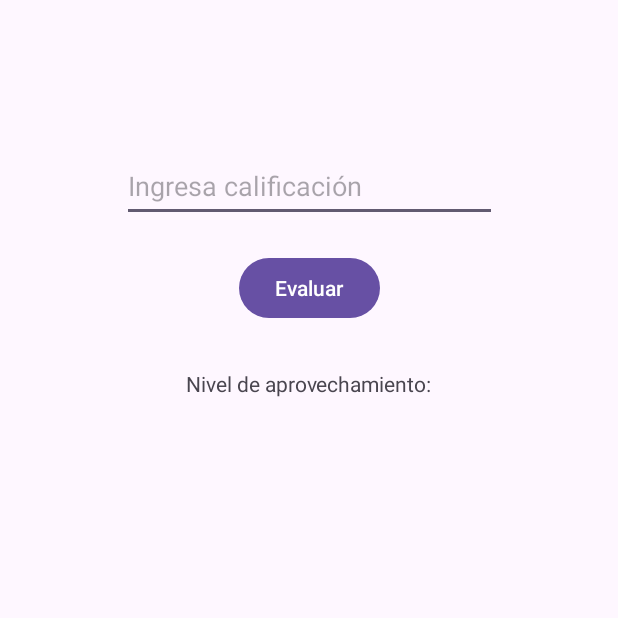
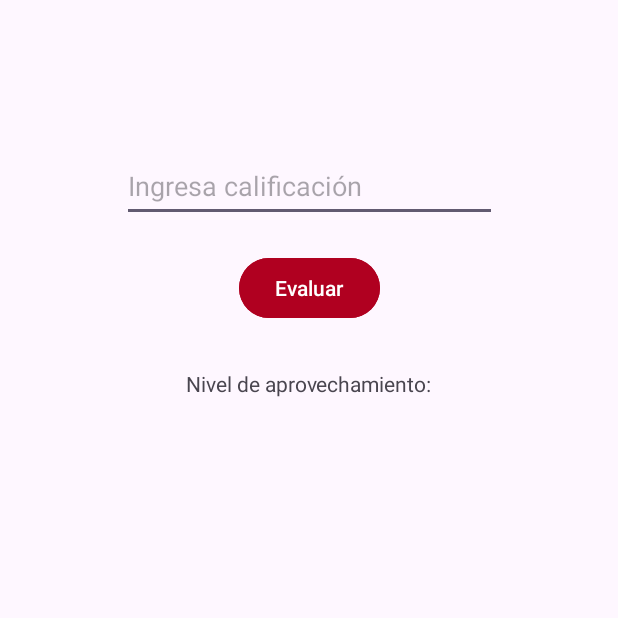
Before and after one commit to Jesus-asd20/Practica-1, an Android app: the screen it shows after launch (MainActivity), on a phone screen of 412 x 824 dp, the top half of it. Run offline under Robolectric (Android 15) with nearby library versions, the phone set to English and light mode, and no system bars.

```diff
--- /dev/null
+++ b/Practica1_Unidad2/app/src/main/java/com/example/practica1_unidad2/Archivo_de_Prueba.java
@@ -0,0 +1,4 @@
+package com.example.practica1_unidad2;
+
+public class Archivo_de_Prueba {
+}
--- a/Practica1_Unidad2/app/src/main/res/layout/activity_main.xml
+++ b/Practica1_Unidad2/app/src/main/res/layout/activity_main.xml
@@ -23,6 +23,7 @@
         android:layout_width="wrap_content"
         android:layout_height="wrap_content"
         android:text="Evaluar"
+        android:backgroundTint="@color/design_default_color_error"
         app:layout_constraintTop_toBottomOf="@id/txtCalificacion"
         app:layout_constraintStart_toStartOf="parent"
         app:layout_constraintEnd_toEndOf="parent"
```
